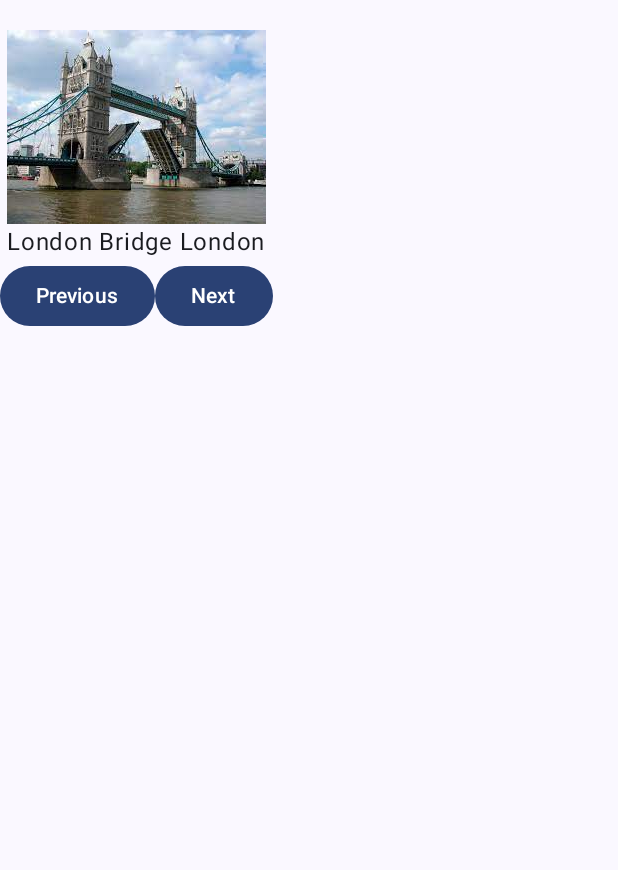
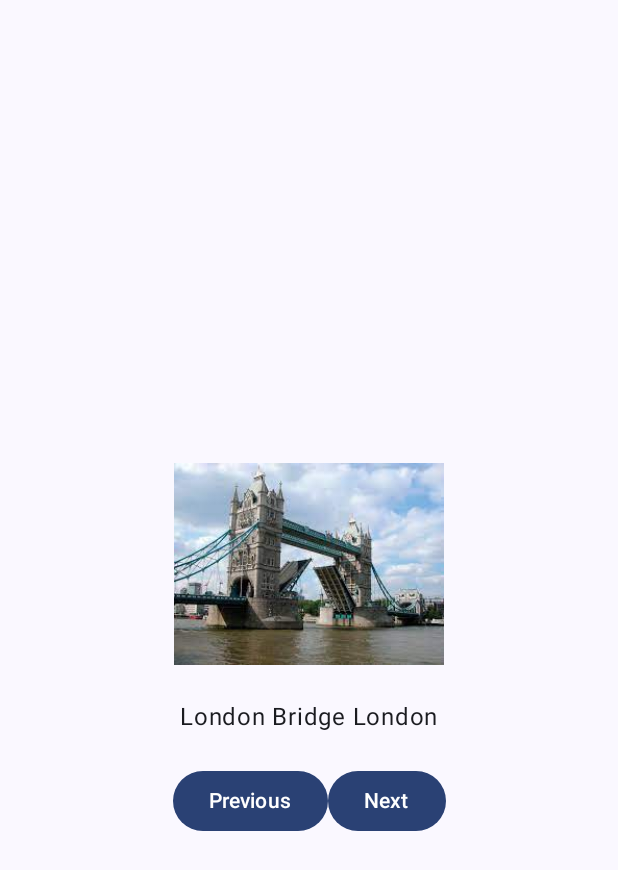
Before and after one commit to lalhming-muana/Repo_testna_app, an Android app built with Jetpack Compose: the screen it shows after launch (MainActivity), on a phone screen of 412 x 824 dp. Shown: the top 870 px of the screen. Run offline under Robolectric (Android 15) with nearby library versions, the phone set to English and light mode, and no system bars.

Commit message:
UI coompleted

```diff
--- a/app/src/main/java/com/example/repo_testna/MainActivity.kt
+++ b/app/src/main/java/com/example/repo_testna/MainActivity.kt
@@ -8,8 +8,12 @@ import androidx.compose.foundation.layout.Arrangement
 import androidx.compose.foundation.layout.Box
 import androidx.compose.foundation.layout.Column
 import androidx.compose.foundation.layout.Row
+import androidx.compose.foundation.layout.Spacer
 import androidx.compose.foundation.layout.fillMaxSize
+import androidx.compose.foundation.layout.height
 import androidx.compose.foundation.layout.padding
+import androidx.compose.foundation.layout.size
+import androidx.compose.foundation.shape.RoundedCornerShape
 import androidx.compose.material3.Button
 import androidx.compose.material3.MaterialTheme
 import androidx.compose.material3.Surface
@@ -17,6 +21,7 @@ import androidx.compose.material3.Text
 import androidx.compose.runtime.Composable
 import androidx.compose.ui.Alignment
 import androidx.compose.ui.Modifier
+import androidx.compose.ui.draw.clip
 import androidx.compose.ui.res.painterResource
 import androidx.compose.ui.tooling.preview.Preview
 import androidx.compose.ui.unit.dp
@@ -41,7 +46,7 @@ class MainActivity : ComponentActivity() {
 
 @Composable
 fun Greeting(modifier: Modifier = Modifier) {
-    Box(modifier = Modifier.fillMaxSize()){
+
         Column(modifier = Modifier.padding(top= 20.dp),
                           verticalArrangement = Arrangement.Center,
                           horizontalAlignment = Alignment.CenterHorizontally  ) {
@@ -49,7 +54,8 @@ fun Greeting(modifier: Modifier = Modifier) {
 
             Image(
                 painter = image,
-                contentDescription = null,
+                contentDescription = "London bridge",
+                modifier = Modifier.size(height=180.dp, width= 180.dp)
 
             )
 
@@ -57,18 +63,21 @@ fun Greeting(modifier: Modifier = Modifier) {
                 text = "London Bridge London",
                 modifier = modifier
             )
-
+            Spacer(Modifier.height(20.dp))
             Row(){
-                    Button(onClick = { /*TODO*/ }) {
+                    Button(onClick = { /*TODO*/ },
+                    )
+                    {
                         Text("Previous")
                     }
 
-                    Button(onClick = { /*TODO*/ }) {
+                    Button(onClick = { /*TODO*/ },
+                        ) {
                         Text("Next")
                     }
             }
         }
-    }
+
 }
 
 @Preview(showBackground = true)
```
